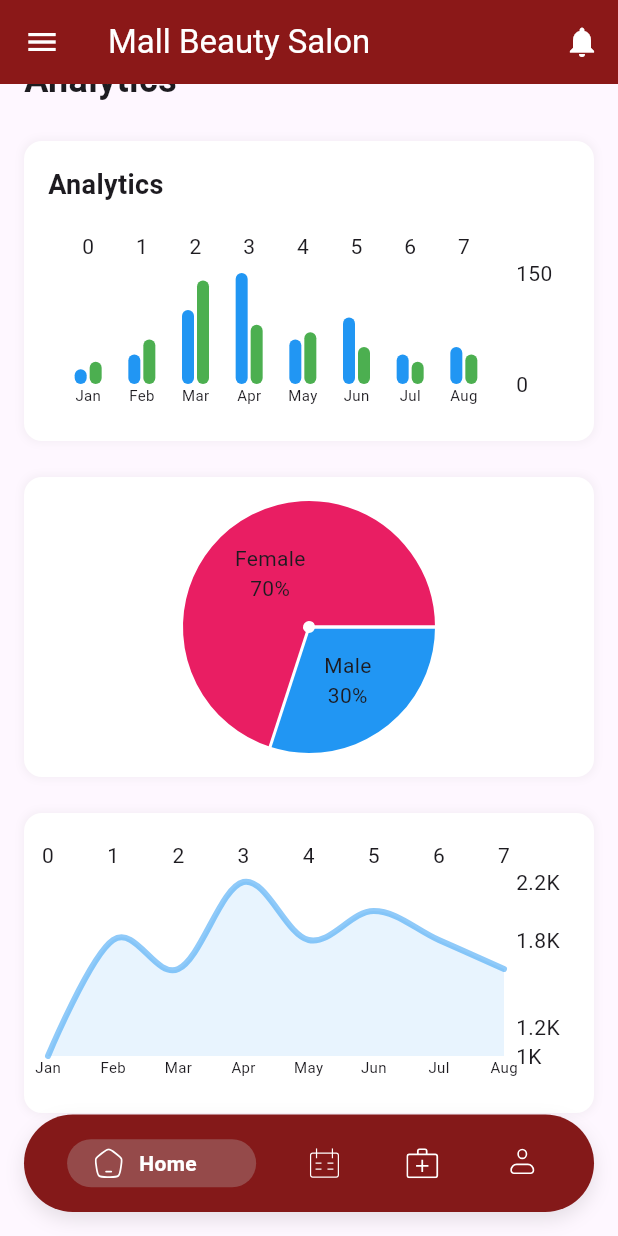
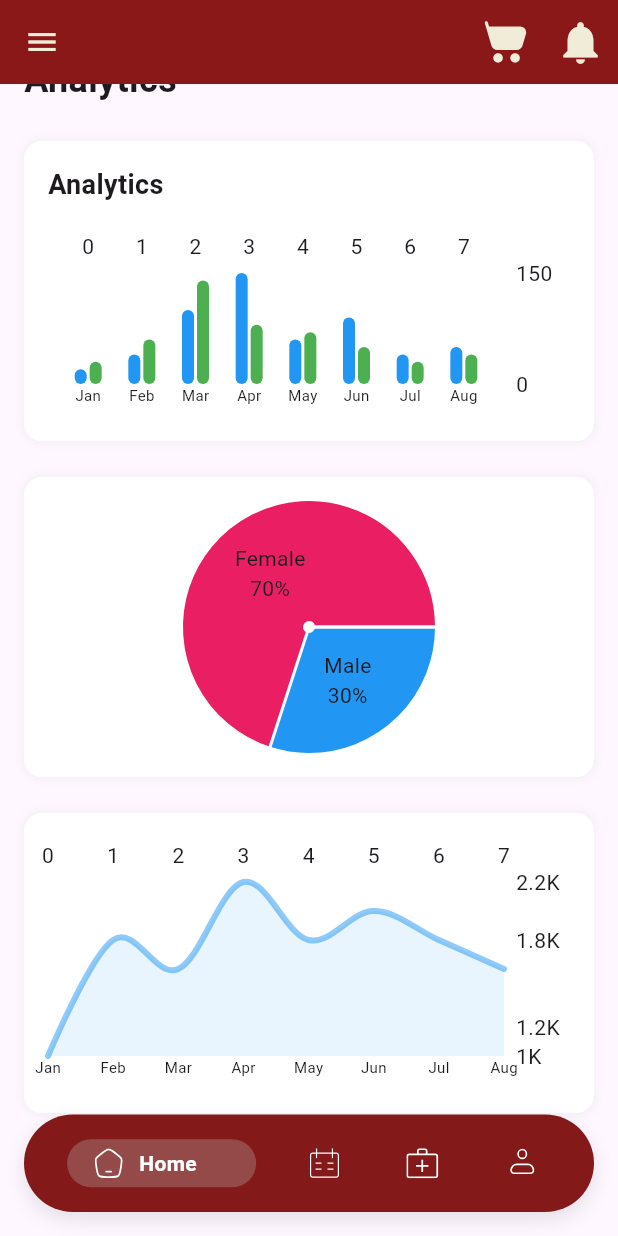
Before and after one commit to ahmed-hany-ashourgroup/rakli_salons_app, a Flutter app: the HomeView screen opened by its route, scrolled down 361 dp, after a tap on the "menu" icon, after a tap on the "notifications" icon, on a phone screen of 412 x 824 dp. Run offline on Flutter 3.47's test engine with Material 3 defaults, Android fonts, the phone set to English and light mode, and no system bars; drawn by our look-alikes of fl_chart; our stand-ins replace bloc, dartz, dio, flutter_bloc, flutter_rating_bar, flutter_svg and 9 more; project files that could hold a hidden picture were left out.

Commit message:
Update CustomAdminAppBar and CustomDrawer
- Added SVG icon for cart in CustomAdminAppBar.
- Updated icon colors to use theme constants.
- Added onTap functionality to drawer items in CustomDrawer.
- Implemented sign-out confirmation dialog in CustomDrawer.

```diff
--- a/lib/core/customs/custom_admin_appbar.dart
+++ b/lib/core/customs/custom_admin_appbar.dart
@@ -1,14 +1,15 @@
 // Custom App Bar Widget
 import 'package:flutter/material.dart';
+import 'package:flutter_svg/svg.dart';
+import 'package:rakli_salons_app/core/theme/theme_constants.dart';
+import 'package:rakli_salons_app/core/utils/assets.dart';
 
 class CustomAdminAppBar extends StatelessWidget implements PreferredSizeWidget {
   final VoidCallback onMenuPressed;
-  final String title;
 
   const CustomAdminAppBar({
     super.key,
     required this.onMenuPressed,
-    this.title = 'Mall Beauty Salon',
   });
 
   @override
@@ -16,14 +17,23 @@ class CustomAdminAppBar extends StatelessWidget implements PreferredSizeWidget {
     return AppBar(
       backgroundColor: const Color(0xFF8B1818),
       leading: IconButton(
-        icon: const Icon(Icons.menu, color: Colors.white),
+        icon: const Icon(Icons.menu, color: kSecondaryColor),
         onPressed: onMenuPressed,
       ),
-      title: Text(title, style: const TextStyle(color: Colors.white)),
       actions: [
+        Container(
+          padding: EdgeInsets.all(8),
+          child: SvgPicture.asset(
+            Assets.assetsImagesCart,
+            width: 34,
+            height: 34,
+            colorFilter: ColorFilter.mode(kSecondaryColor, BlendMode.srcIn),
+          ),
+        ),
         IconButton(
-          icon: const Icon(Icons.notifications, color: Colors.white),
+          icon: const Icon(Icons.notifications, color: kSecondaryColor),
           onPressed: () {},
+          iconSize: 34,
         ),
       ],
     );
--- a/lib/core/customs/custom_drawer.dart
+++ b/lib/core/customs/custom_drawer.dart
@@ -1,4 +1,7 @@
 import 'package:flutter/material.dart';
+import 'package:flutter_bloc/flutter_bloc.dart';
+import 'package:rakli_salons_app/core/customs/custom_confirmation_dialog.dart';
+import 'package:rakli_salons_app/features/auth/manager/log_out_cubit/log_out_cubit.dart';
 
 class CustomDrawer extends StatelessWidget {
   const CustomDrawer({super.key});
@@ -34,24 +37,39 @@ class CustomDrawer extends StatelessWidget {
                 ],
               ),
             ),
-            _buildDrawerItem(Icons.add_box, 'Add Products'),
-            _buildDrawerItem(Icons.shopping_bag, 'Shop'),
-            _buildDrawerItem(Icons.people, 'Staff Management'),
-            _buildDrawerItem(Icons.assessment, 'Reports'),
-            _buildDrawerItem(Icons.card_membership, 'Subscription'),
-            _buildDrawerItem(Icons.help, 'Help & Support'),
-            _buildDrawerItem(Icons.logout, 'Sign Out'),
+            _buildDrawerItem(Icons.add_box, 'Add Products', () {}),
+            _buildDrawerItem(Icons.shopping_bag, 'Shop', () {}),
+            _buildDrawerItem(Icons.people, 'Staff Management', () {}),
+            _buildDrawerItem(Icons.assessment, 'Reports', () {}),
+            _buildDrawerItem(Icons.card_membership, 'Subscription', () {}),
+            _buildDrawerItem(Icons.help, 'Help & Support', () {}),
+            Divider(),
+            _buildDrawerItem(Icons.logout, 'Sign Out', () {
+              showCustomConfirmationDialog(
+                context: context,
+                title: "Sign Out",
+                message:
+                    "Are you sure you want to sign out of your account?\nYou will need to log in again to access your account.",
+                confirmButtonText: "Sign Out",
+                onConfirm: () {
+                  Navigator.pop(context); // Close dialog
+                  context
+                      .read<LogOutCubit>()
+                      .logOut(); // Use context.read instead of BlocProvider.of
+                },
+              );
+            }),
           ],
         ),
       ),
     );
   }
 
-  Widget _buildDrawerItem(IconData icon, String title) {
+  Widget _buildDrawerItem(IconData icon, String title, void Function()? onTap) {
     return ListTile(
       leading: Icon(icon, color: Colors.white),
       title: Text(title, style: const TextStyle(color: Colors.white)),
-      onTap: () {},
+      onTap: onTap,
     );
   }
 }
```
